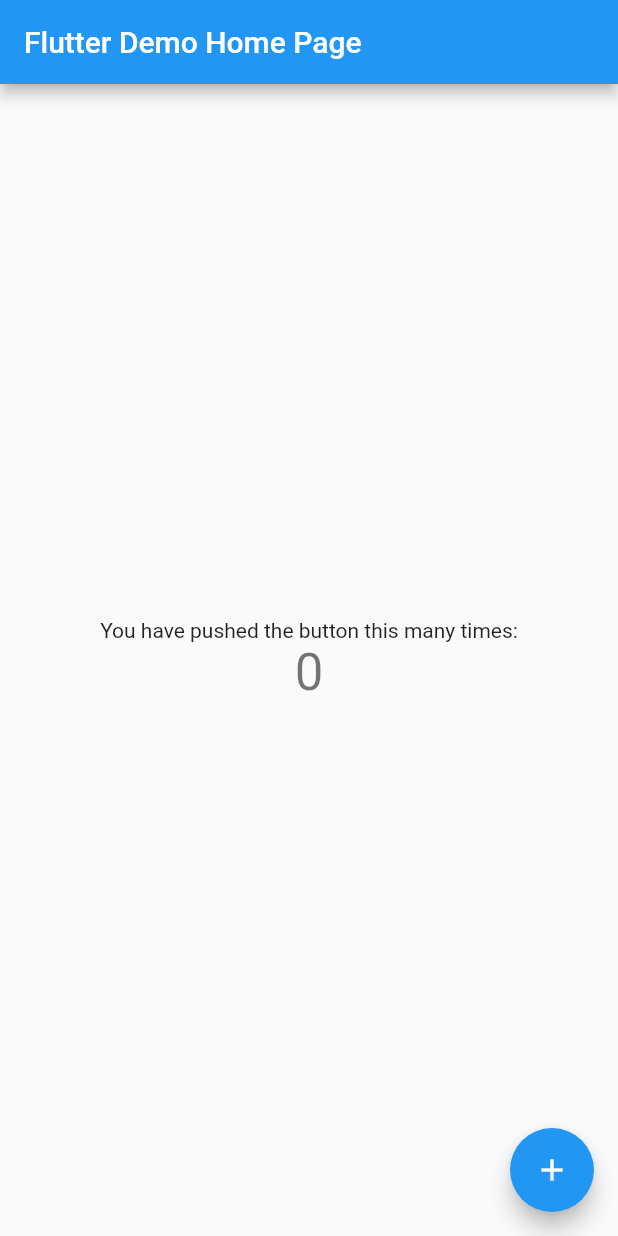
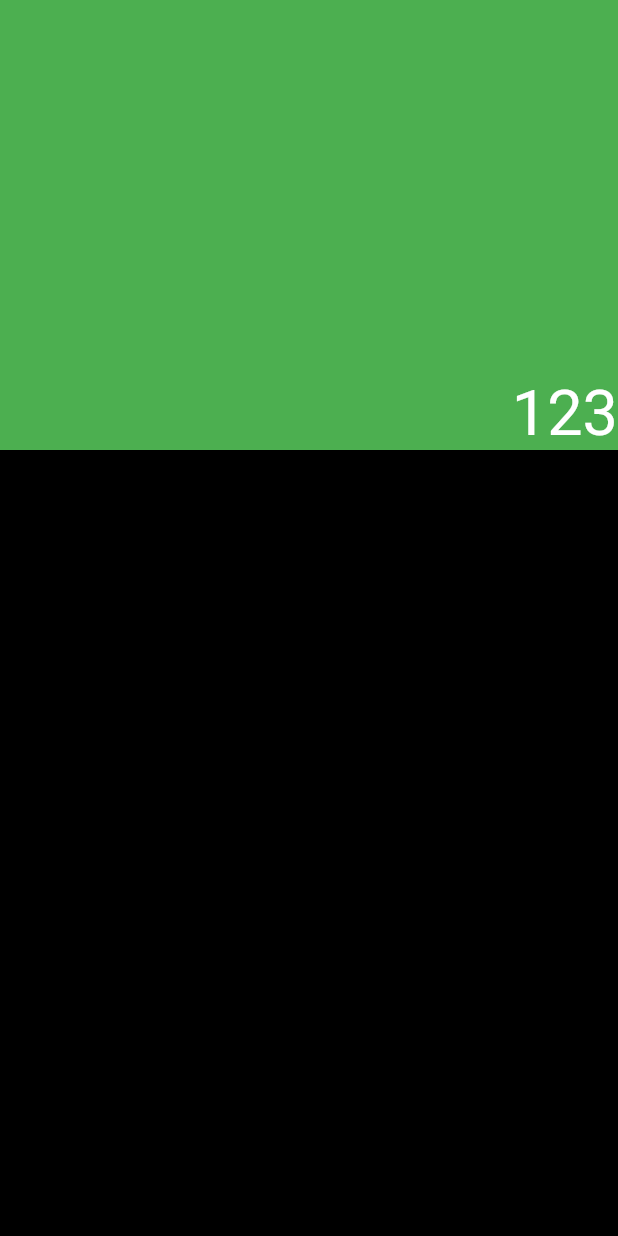
Before and after one commit to harithtarmizi/iphone_calculator, a Flutter app: the screen it shows after launch, on a phone screen of 412 x 824 dp. Run offline on Flutter 3.47's test engine with Material 2 defaults, Android fonts, the phone set to English and light mode, and no system bars.

Commit message:
First Commit

```diff
--- a/lib/main.dart
+++ b/lib/main.dart
@@ -9,105 +9,44 @@
   @override
   Widget build(BuildContext context) {
     return MaterialApp(
-      title: 'Flutter Demo',
-      theme: ThemeData(
-        // This is the theme of your application.
-        //
-        // Try running your application with "flutter run". You'll see the
-        // application has a blue toolbar. Then, without quitting the app, try
-        // changing the primarySwatch below to Colors.green and then invoke
-        // "hot reload" (press "r" in the console where you ran "flutter run",
-        // or simply save your changes to "hot reload" in a Flutter IDE).
-        // Notice that the counter didn't reset back to zero; the application
-        // is not restarted.
-        primarySwatch: Colors.blue,
-      ),
-      home: MyHomePage(title: 'Flutter Demo Home Page'),
+      debugShowCheckedModeBanner: false,
+      home: Calculator(),
     );
   }
 }
 
-class MyHomePage extends StatefulWidget {
-  MyHomePage({Key? key, required this.title}) : super(key: key);
-
-  // This widget is the home page of your application. It is stateful, meaning
-  // that it has a State object (defined below) that contains fields that affect
-  // how it looks.
-
-  // This class is the configuration for the state. It holds the values (in this
-  // case the title) provided by the parent (in this case the App widget) and
-  // used by the build method of the State. Fields in a Widget subclass are
-  // always marked "final".
-
-  final String title;
+class Calculator extends StatefulWidget {
+  const Calculator({Key? key}) : super(key: key);
 
   @override
-  _MyHomePageState createState() => _MyHomePageState();
+  _CalculatorState createState() => _CalculatorState();
 }
 
-class _MyHomePageState extends State<MyHomePage> {
-  int _counter = 0;
-
-  void _incrementCounter() {
-    setState(() {
-      // This call to setState tells the Flutter framework that something has
-      // changed in this State, which causes it to rerun the build method below
-      // so that the display can reflect the updated values. If we changed
-      // _counter without calling setState(), then the build method would not be
-      // called again, and so nothing would appear to happen.
-      _counter++;
-    });
-  }
-
+class _CalculatorState extends State<Calculator> {
   @override
   Widget build(BuildContext context) {
-    // This method is rerun every time setState is called, for instance as done
-    // by the _incrementCounter method above.
-    //
-    // The Flutter framework has been optimized to make rerunning build methods
-    // fast, so that you can just rebuild anything that needs updating rather
-    // than having to individually change instances of widgets.
+    final width = MediaQuery.of(context).size.width; //to make width follow the phone size
     return Scaffold(
-      appBar: AppBar(
-        // Here we take the value from the MyHomePage object that was created by
-        // the App.build method, and use it to set our appbar title.
-        title: Text(widget.title),
+      backgroundColor: Colors.black,
+      body: Column(
+        children: [
+          Container(
+            height: 300,
+            width: width,
+            color: Colors.green,
+            child: Align(
+              alignment: Alignment.bottomRight,
+              child: Text(
+                '123',
+                style: TextStyle(
+                  color: Colors.white,
+                  fontSize: 42,
+                ),
+              ),
+            ),
+          )
+        ],
       ),
-      body: Center(
-        // Center is a layout widget. It takes a single child and positions it
-        // in the middle of the parent.
-        child: Column(
-          // Column is also a layout widget. It takes a list of children and
-          // arranges them vertically. By default, it sizes itself to fit its
-          // children horizontally, and tries to be as tall as its parent.
-          //
-          // Invoke "debug painting" (press "p" in the console, choose the
-          // "Toggle Debug Paint" action from the Flutter Inspector in Android
-          // Studio, or the "Toggle Debug Paint" command in Visual Studio Code)
-          // to see the wireframe for each widget.
-          //
-          // Column has various properties to control how it sizes itself and
-          // how it positions its children. Here we use mainAxisAlignment to
-          // center the children vertically; the main axis here is the vertical
-          // axis because Columns are vertical (the cross axis would be
-          // horizontal).
-          mainAxisAlignment: MainAxisAlignment.center,
-          children: <Widget>[
-            Text(
-              'You have pushed the button this many times:',
-            ),
-            Text(
-              '$_counter',
-              style: Theme.of(context).textTheme.headline4,
-            ),
-          ],
-        ),
-      ),
-      floatingActionButton: FloatingActionButton(
-        onPressed: _incrementCounter,
-        tooltip: 'Increment',
-        child: Icon(Icons.add),
-      ), // This trailing comma makes auto-formatting nicer for build methods.
     );
   }
 }
```
